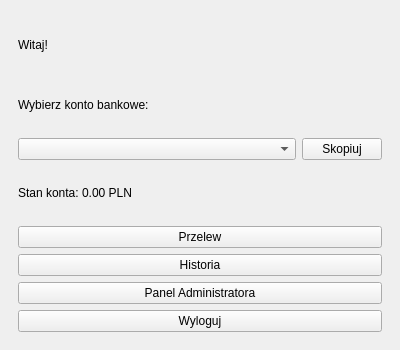
Qt form gui/bankapp.ui (majkus522/aplikacja-bankowa) before a commit.
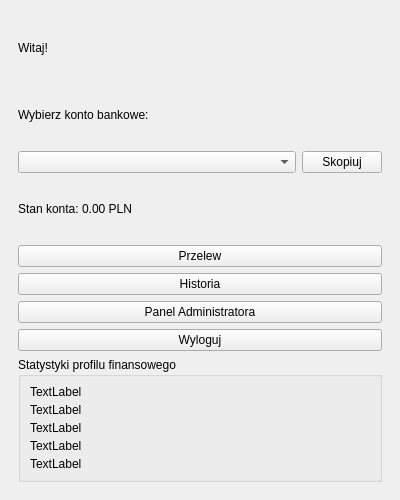
The same form after that commit.

Diff of the .ui file:
```diff
--- a/gui/bankapp.ui
+++ b/gui/bankapp.ui
@@ -7,7 +7,7 @@
     <x>0</x>
     <y>0</y>
     <width>400</width>
-    <height>350</height>
+    <height>500</height>
    </rect>
   </property>
   <property name="windowTitle">
@@ -85,6 +85,62 @@
           </property>
          </widget>
         </item>
+        <item>
+         <widget class="QGroupBox" name="groupStats">
+          <property name="maximumSize">
+           <size>
+            <width>364</width>
+            <height>125</height>
+           </size>
+          </property>
+          <property name="title">
+           <string>Statystyki profilu finansowego</string>
+          </property>
+          <layout class="QVBoxLayout" name="verticalLayout_2">
+           <item>
+            <widget class="QLabel" name="labelTotalSavings">
+             <property name="text">
+              <string>TextLabel</string>
+             </property>
+            </widget>
+           </item>
+           <item>
+            <widget class="QLabel" name="labelMonthlyExpenses">
+             <property name="maximumSize">
+              <size>
+               <width>340</width>
+               <height>16</height>
+              </size>
+             </property>
+             <property name="text">
+              <string>TextLabel</string>
+             </property>
+            </widget>
+           </item>
+           <item>
+            <widget class="QLabel" name="labelMonthlyIncomes">
+             <property name="text">
+              <string>TextLabel</string>
+             </property>
+            </widget>
+           </item>
+           <item>
+            <widget class="QLabel" name="labelBiggestExpense">
+             <property name="text">
+              <string>TextLabel</string>
+             </property>
+            </widget>
+           </item>
+           <item>
+            <widget class="QLabel" name="labelBiggestIncome">
+             <property name="text">
+              <string>TextLabel</string>
+             </property>
+            </widget>
+           </item>
+          </layout>
+         </widget>
+        </item>
        </layout>
       </widget>
      </widget>
```
